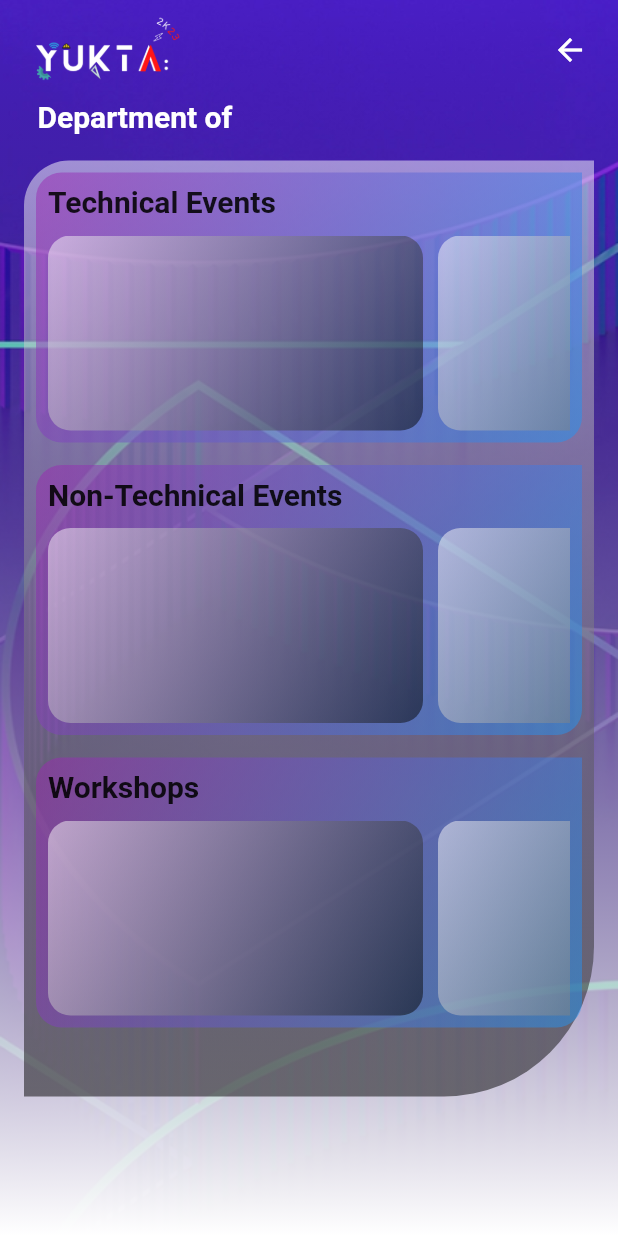
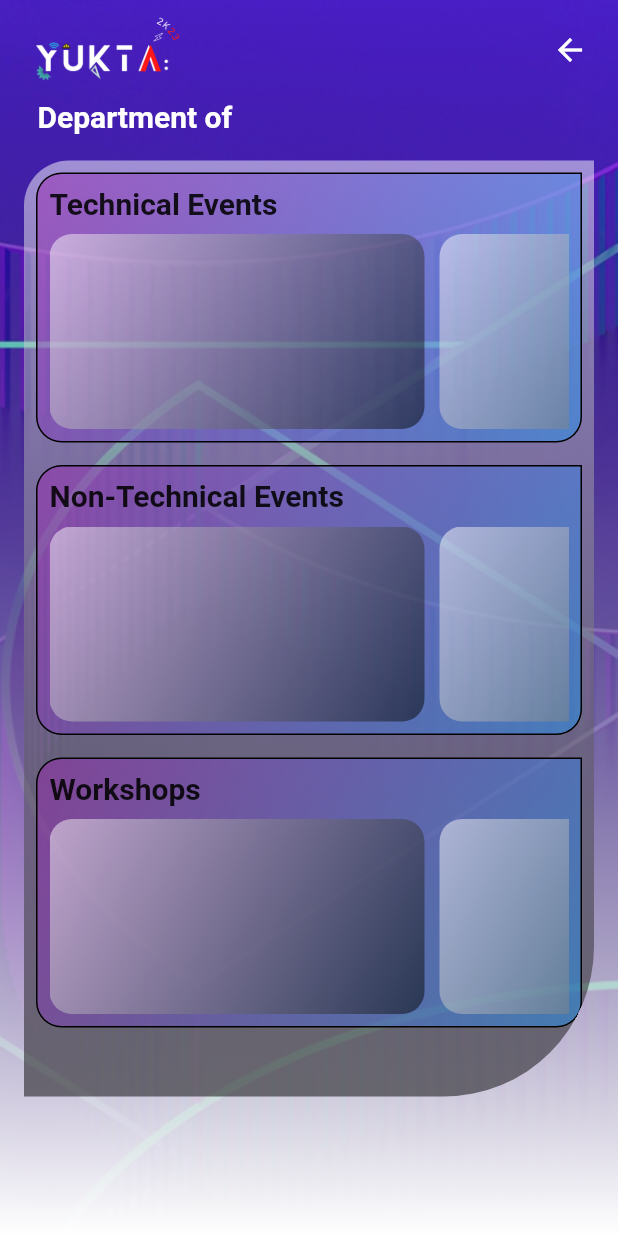
Before and after one commit to yukta2k23/yukta, a Flutter app: the events_category screen opened directly with empty values, on a phone screen of 412 x 824 dp. Run offline on Flutter 3.47's test engine with Material 2 defaults, Android fonts, the phone set to English and light mode, and no system bars; our stand-ins replace firebase_auth, firebase_core, google_sign_in, rive; accounts and stored records are empty; network calls fail.

Commit message:
Intial Commit

```diff
--- a/lib/front_end_files/dialogue.dart
+++ b/lib/front_end_files/dialogue.dart
@@ -1,4 +1,4 @@
-// ignore_for_file: use_build_context_synchronously
+// ignore_for_file: use_build_context_synchronously, non_constant_identifier_names
 
 import 'package:firebase_auth/firebase_auth.dart';
 import 'package:firebase_core/firebase_core.dart';
--- a/lib/front_end_files/events_category.dart
+++ b/lib/front_end_files/events_category.dart
@@ -109,9 +109,12 @@ class events_category extends StatelessWidget {
                   SizedBox(height: 10,) ,
 
                   Container(
+
+                    clipBehavior: Clip.hardEdge,
+
                     width: MediaQuery.of(context).size.width,
                     height: MediaQuery.of(context).size.height - 200,
-                    margin: EdgeInsets.all(8) ,
+                    margin: const EdgeInsets.all(8) ,
                     decoration: BoxDecoration(
                       gradient: LinearGradient(
                           begin: Alignment.topCenter,
@@ -128,7 +131,7 @@ class events_category extends StatelessWidget {
                     ),
 
                     child: Padding(
-                      padding: const EdgeInsets.only(left: 8, right: 8 , top: 8 ),
+                      padding: const EdgeInsets.all(8),
                       child: ListView.builder(
                         scrollDirection: Axis.vertical,
                         itemCount: events_category_category.length,
@@ -153,6 +156,7 @@ class events_category extends StatelessWidget {
                                           Colors.blue.withOpacity(.5)
                                         ]
                                     ),
+                                    border: Border.all()
                                   ),
                                   child: Padding(
                                     padding: const EdgeInsets.all(8.0),
@@ -178,8 +182,8 @@ class events_category extends StatelessWidget {
                                             itemBuilder: (BuildContext context, int index1) =>
                                                 Row(
                                                   children: [
-                                                    RawMaterialButton(
-                                                      onPressed: () {
+                                                    InkWell(
+                                                      onTap: () {
                                                         Navigator.of(context).push(
                                                             MaterialPageRoute(
                                                                 builder: (Context) {
--- a/lib/front_end_files/login_page.dart
+++ b/lib/front_end_files/login_page.dart
@@ -1,5 +1,6 @@
+// ignore_for_file: use_build_context_synchronously
+
 import 'package:flutter/material.dart';
-import 'package:google_sign_in/google_sign_in.dart';
 import 'package:yuktha2k23/back_end_files/google_sign_in_function.dart';
 
 
--- a/lib/main.dart
+++ b/lib/main.dart
@@ -32,7 +32,7 @@ class login_check extends StatelessWidget {
           builder: (context,snapshot){
 
             if(snapshot.connectionState == ConnectionState.waiting){
-              return const Center(child: CircularProgressIndicator(color: Colors.red,),) ;
+              return const Center(child: CircularProgressIndicator(),) ;
             }
 
             else if(snapshot.hasError){
```
Also changed, not shown: lib/front_end_files/department_list.dart (+10 -12 lines), pubspec.yaml (+7 -0 lines), pubspec.lock, 11 other files.
